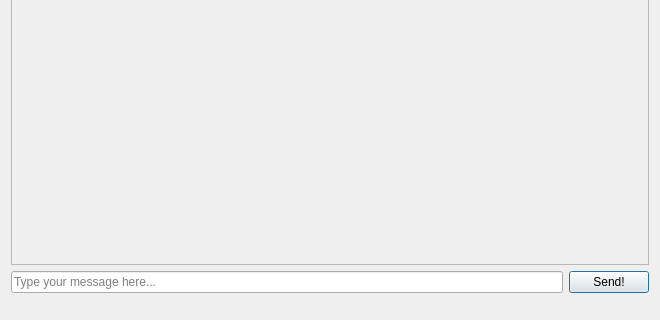
logancone/around_town_fbla, file resources/ui/chat_window.ui: the form before one commit; both pictures show x 0 to 660 and y 268 to 588 of the 660 by 588 pixel window.
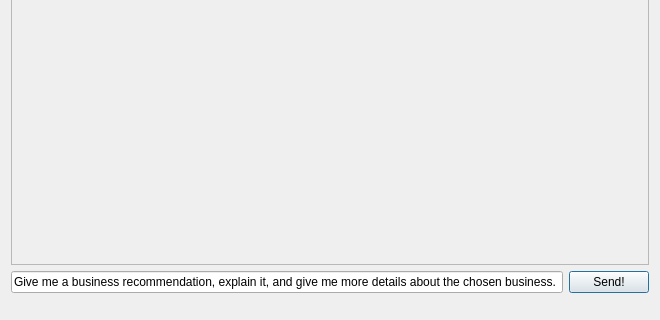
The form after the commit.

The edit to the form file:
```diff
--- a/resources/ui/chat_window.ui
+++ b/resources/ui/chat_window.ui
@@ -52,6 +52,12 @@
     <layout class="QHBoxLayout" name="horizontalLayout">
      <item>
       <widget class="QLineEdit" name="chat_input">
+       <property name="inputMask">
+        <string/>
+       </property>
+       <property name="text">
+        <string>Give me a business recommendation, explain it, and give me more details about the chosen business.</string>
+       </property>
        <property name="placeholderText">
         <string>Type your message here...</string>
        </property>
```
